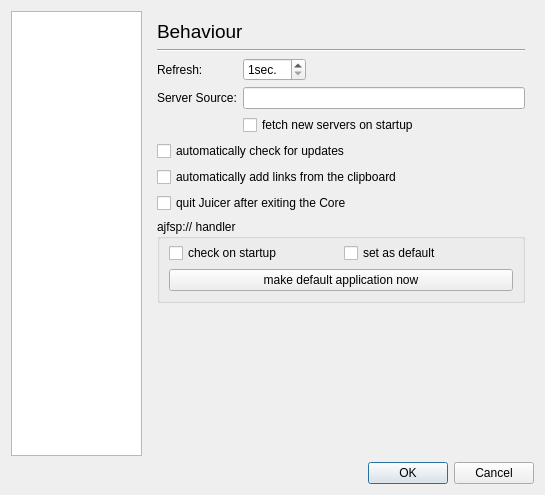
The window that src/optionsdialogbase.ui (applejuicenetz/gui-juicer) describes before a commit, drawn with Qt 5.
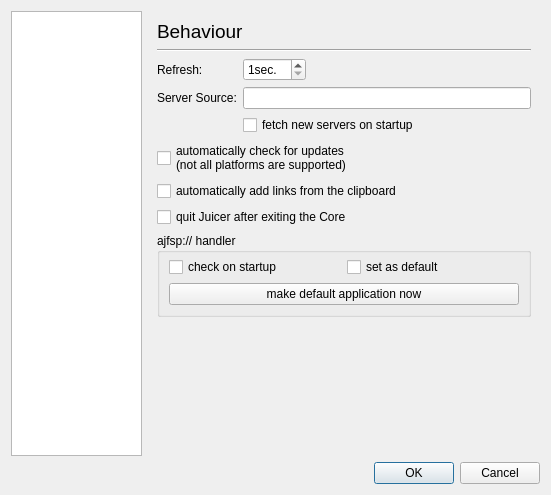
The same window after the commit. The open tabs and pages were chosen to show the change. Icons and pictures are not drawn.

```diff
--- a/src/optionsdialogbase.ui
+++ b/src/optionsdialogbase.ui
@@ -6,7 +6,7 @@
    <rect>
     <x>0</x>
     <y>0</y>
-    <width>522</width>
+    <width>551</width>
     <height>495</height>
    </rect>
   </property>
@@ -854,7 +854,8 @@
        <item>
         <widget class="QCheckBox" name="checkUpdatesCheckBox">
          <property name="text">
-          <string>automatically check for updates</string>
+          <string>automatically check for updates
+(not all platforms are supported)</string>
          </property>
         </widget>
        </item>
```
Left out of the diff: 2 changed lines with no effect on the pictures.
